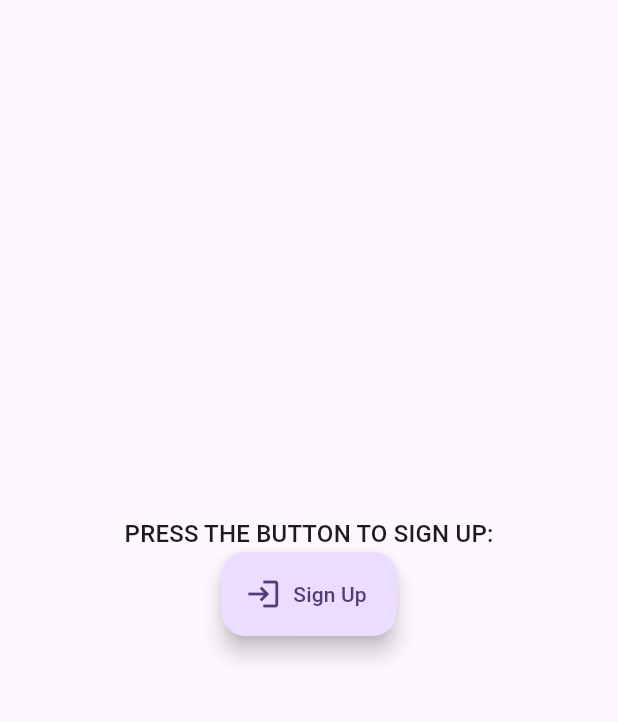
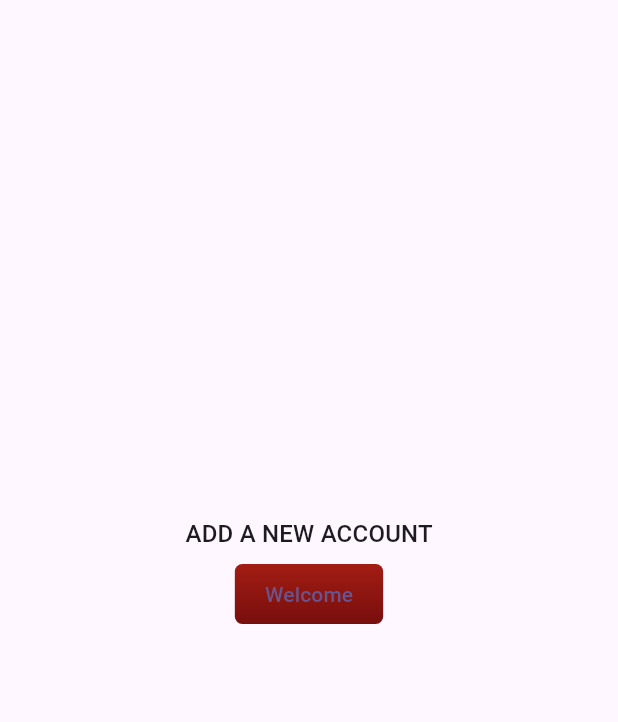
Before and after one commit to nicole1drinkwater/Chat-room-App, a Flutter app: the screen it shows after launch, on a phone screen of 412 x 824 dp, the part 84-806 px from its top. Run offline on Flutter 3.47's test engine with Material 3 defaults, Android fonts, the phone set to English and light mode, and no system bars; our stand-ins replace google_fonts; Roboto replaces fonts that are missing (Kanit).

Commit message:
Changed the welcome button styling and the label text above

```diff
--- a/chatroom/lib/main.dart
+++ b/chatroom/lib/main.dart
@@ -1,3 +1,4 @@
+import 'package:chatroom/shared/styled_button.dart';
 import 'package:chatroom/shared/styled_text.dart';
 import 'package:flutter/material.dart';
 import 'package:chatroom/screens/sign_up/sign_up.dart';
@@ -46,18 +47,16 @@ class _MyHomePageState extends State<MyHomePage> {
 
           children: <Widget>[
             const StyledTitle(
-              'Press the button to sign up:',
+              'Add a new account',
             ),
 
-            FloatingActionButton.extended(
+            StyledButton(
               onPressed: () {
-                Navigator.push(
-                  context,
-                  MaterialPageRoute(builder: (context) => const SignInScreen()),
-                );
+                Navigator.push(context, MaterialPageRoute(
+                  builder: (context) => const MyApp(),
+                ));
               },
-              label: const Text('Sign Up'),
-              icon: const Icon(Icons.login),
+              child: const Text('Welcome'),
             ),
           ],
         ),
```
